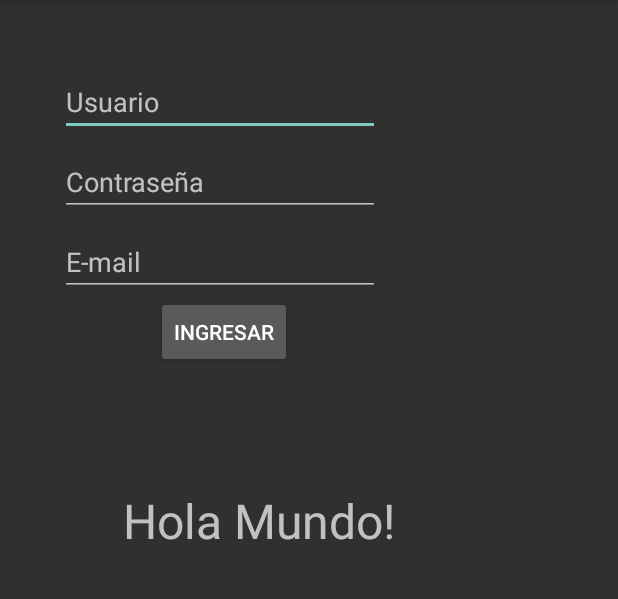
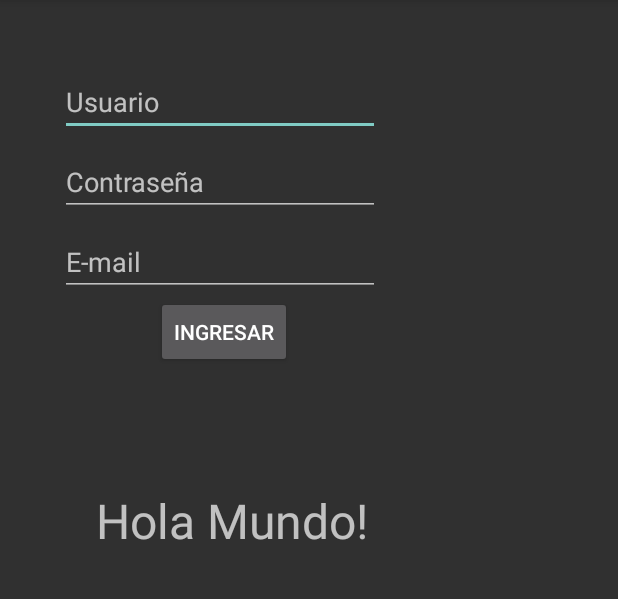
Before and after one commit to PabloSorzano/Examen_PrimerParcial_SorzanoTorresPablo, an Android app: the screen it shows after launch (LaboActivity), on a phone screen of 412 x 824 dp, the part 84-683 px from its top. Run offline under Robolectric (Android 15) with nearby library versions, the phone set to English and light mode, and no system bars.

```diff
--- a/app/src/main/res/layout/activity_labo.xml
+++ b/app/src/main/res/layout/activity_labo.xml
@@ -10,7 +10,7 @@
         android:id="@+id/textView"
         android:layout_width="209dp"
         android:layout_height="53dp"
-        android:layout_marginStart="28dp"
+        android:layout_marginStart="10dp"
         android:layout_marginTop="80dp"
         android:text="Hola Mundo!"
         android:textAlignment="center"
--- a/app/src/main/res/values/strings.xml
+++ b/app/src/main/res/values/strings.xml
@@ -1,4 +1,3 @@
 <resources>
     <string name="app_name">Examen Primer Parcial</string>
-    <string name="title_activity_maps">Mapa</string>
 </resources>
```
